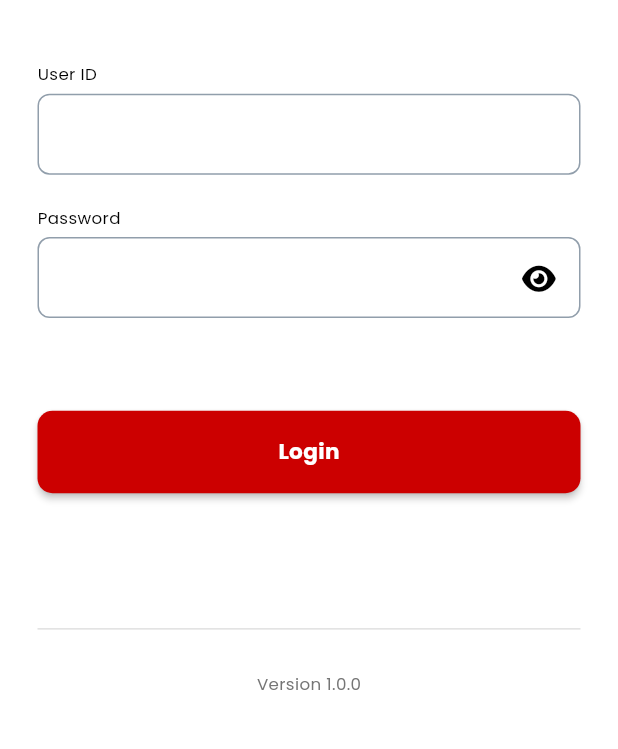
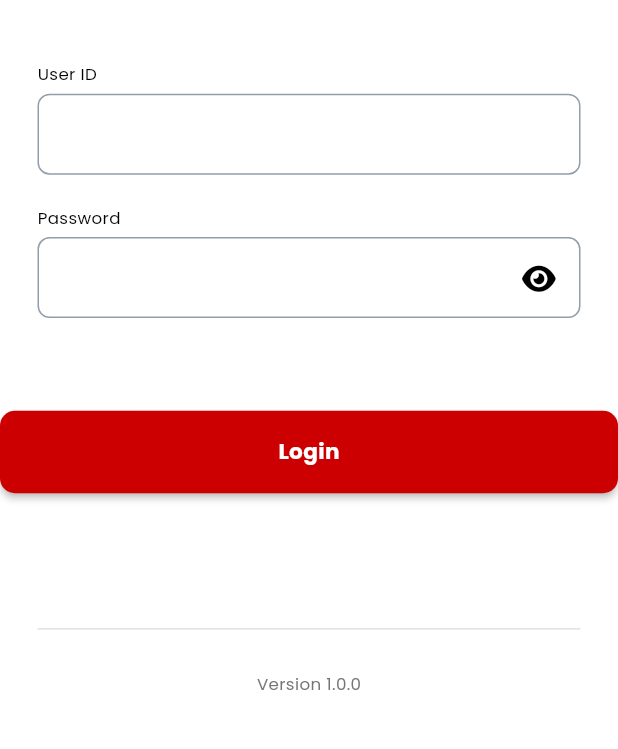
Before and after one commit to johnjahaziel/pravinhonda, a Flutter app: the screen it shows after launch, on a phone screen of 412 x 824 dp, the part 355-1104 px from its top. Run offline on Flutter 3.47's test engine with Material 3 defaults, Android fonts, the light colour scheme and no system bars; our stand-ins replace fl_chart, fluttertoast, font_awesome_flutter, lottie, package_info_plus.

Commit message:
button width

```diff
--- a/lib/utility/customs/form-utility.dart
+++ b/lib/utility/customs/form-utility.dart
@@ -104,9 +104,7 @@ description(String title,TextEditingController controller, {bool star = false})
   ),
 );
 
-button(String title, VoidCallback onPressed) => Padding(
-  padding: const EdgeInsets.only(left: 25,right: 25),
-  child: RawMaterialButton(
+button(String title, VoidCallback onPressed) => RawMaterialButton(
   onPressed: onPressed,
   fillColor: kred,
   constraints: BoxConstraints.tightFor(
@@ -125,5 +123,4 @@ button(String title, VoidCallback onPressed) => Padding(
       fontSize: 16
     ),
   )
-  ),
 );
```
Lines whose indentation alone changed are shown as unchanged.
